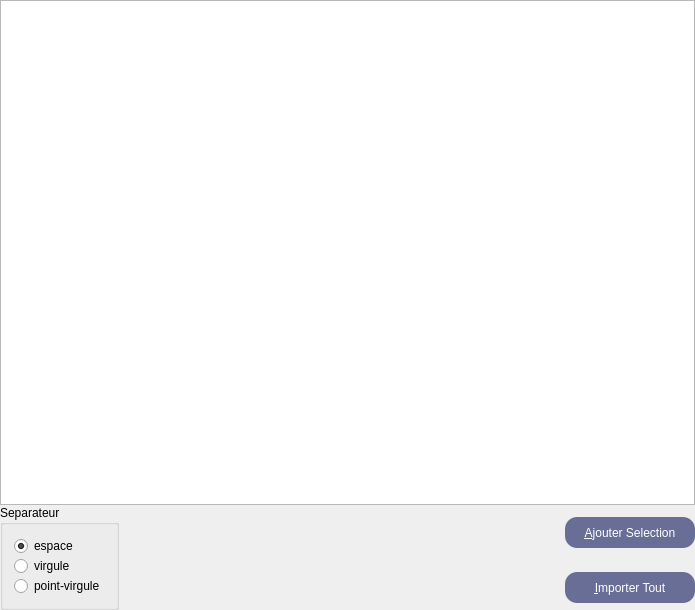
This is UiQT4/desSelectVal.ui in SalomePlatform/eficas_tools as Qt 5 draws it before an edit. The edited form follows.
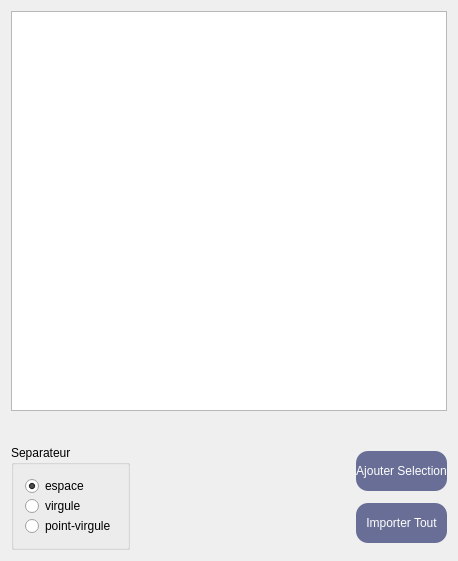
This is the edited form.

What changed in the file:
```diff
--- a/UiQT4/desSelectVal.ui
+++ b/UiQT4/desSelectVal.ui
@@ -6,20 +6,14 @@
    <rect>
     <x>0</x>
     <y>0</y>
-    <width>695</width>
-    <height>610</height>
+    <width>458</width>
+    <height>561</height>
    </rect>
   </property>
   <property name="windowTitle">
    <string>Sélection de valeurs</string>
   </property>
-  <layout class="QVBoxLayout" name="verticalLayout_2">
-   <property name="spacing">
-    <number>0</number>
-   </property>
-   <property name="margin">
-    <number>0</number>
-   </property>
+  <layout class="QVBoxLayout" name="verticalLayout_3">
    <item>
     <widget class="QTextEdit" name="TBtext">
      <property name="minimumSize">
@@ -31,15 +25,22 @@
     </widget>
    </item>
    <item>
-    <layout class="QGridLayout" name="gridLayout">
-     <item row="0" column="0" rowspan="2">
+    <spacer name="verticalSpacer_2">
+     <property name="orientation">
+      <enum>Qt::Vertical</enum>
+     </property>
+     <property name="sizeHint" stdset="0">
+      <size>
+       <width>20</width>
+       <height>10</height>
+      </size>
+     </property>
+    </spacer>
+   </item>
+   <item>
+    <layout class="QHBoxLayout" name="horizontalLayout">
+     <item>
       <widget class="QGroupBox" name="BGSeparateur">
-       <property name="sizePolicy">
-        <sizepolicy hsizetype="Fixed" vsizetype="Fixed">
-         <horstretch>0</horstretch>
-         <verstretch>0</verstretch>
-        </sizepolicy>
-       </property>
        <property name="title">
         <string>Separateur</string>
        </property>
@@ -74,92 +75,60 @@
        </layout>
       </widget>
      </item>
-     <item row="0" column="2">
-      <widget class="QPushButton" name="BImportSel">
-       <property name="sizePolicy">
-        <sizepolicy hsizetype="Fixed" vsizetype="Fixed">
-         <horstretch>0</horstretch>
-         <verstretch>0</verstretch>
-        </sizepolicy>
-       </property>
-       <property name="minimumSize">
-        <size>
-         <width>130</width>
-         <height>31</height>
-        </size>
-       </property>
-       <property name="toolTip">
-        <string>validation de la saisie</string>
-       </property>
-       <property name="styleSheet">
-        <string notr="true">background-color:rgb(104,110,149);
-color :white;
-border-radius : 12px
-</string>
-       </property>
-       <property name="text">
-        <string>&amp;Ajouter Selection</string>
-       </property>
-       <property name="shortcut">
-        <string>Shift+A, Alt+A, Alt+A, Alt+A</string>
-       </property>
-       <property name="autoDefault">
-        <bool>true</bool>
-       </property>
-       <property name="default">
-        <bool>true</bool>
-       </property>
-      </widget>
-     </item>
-     <item row="1" column="1">
+     <item>
       <spacer name="horizontalSpacer">
        <property name="orientation">
         <enum>Qt::Horizontal</enum>
        </property>
        <property name="sizeHint" stdset="0">
         <size>
-         <width>148</width>
+         <width>40</width>
          <height>20</height>
         </size>
        </property>
       </spacer>
      </item>
-     <item row="1" column="2">
-      <widget class="QPushButton" name="BImportTout">
-       <property name="sizePolicy">
-        <sizepolicy hsizetype="Preferred" vsizetype="Fixed">
-         <horstretch>0</horstretch>
-         <verstretch>0</verstretch>
-        </sizepolicy>
-       </property>
-       <property name="minimumSize">
-        <size>
-         <width>130</width>
-         <height>31</height>
-        </size>
-       </property>
-       <property name="toolTip">
-        <string>validation de la saisie</string>
-       </property>
-       <property name="styleSheet">
-        <string notr="true">background-color:rgb(104,110,149);
+     <item>
+      <layout class="QVBoxLayout" name="verticalLayout_2">
+       <item>
+        <widget class="QPushButton" name="BImportSel">
+         <property name="minimumSize">
+          <size>
+           <width>0</width>
+           <height>40</height>
+          </size>
+         </property>
+         <property name="styleSheet">
+          <string notr="true">background-color:rgb(104,110,149);
 color :white;
 border-radius : 12px
 </string>
-       </property>
-       <property name="text">
-        <string>&amp;Importer Tout</string>
-       </property>
-       <property name="shortcut">
-        <string>Shift+A, Alt+A, Alt+A, Alt+A</string>
-       </property>
-       <property name="autoDefault">
-        <bool>true</bool>
-       </property>
-       <property name="default">
-        <bool>true</bool>
-       </property>
-      </widget>
+         </property>
+         <property name="text">
+          <string>Ajouter Selection</string>
+         </property>
+        </widget>
+       </item>
+       <item>
+        <widget class="QPushButton" name="BImportTout">
+         <property name="minimumSize">
+          <size>
+           <width>0</width>
+           <height>40</height>
+          </size>
+         </property>
+         <property name="styleSheet">
+          <string notr="true">background-color:rgb(104,110,149);
+color :white;
+border-radius : 12px
+</string>
+         </property>
+         <property name="text">
+          <string>Importer Tout</string>
+         </property>
+        </widget>
+       </item>
+      </layout>
      </item>
     </layout>
    </item>
```
